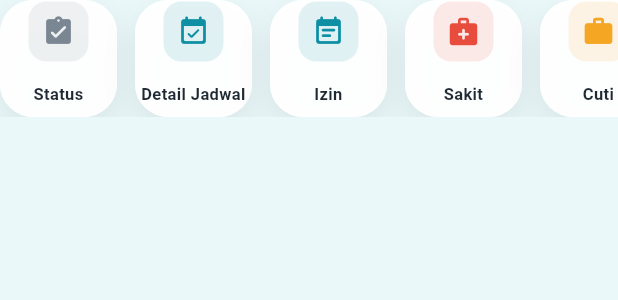
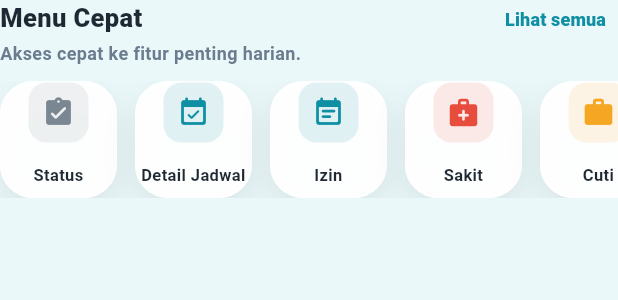
Before and after one commit to argajienbi/mypresence, a Flutter app: the HomeQuickMenuHorizontal widget shown alone on an empty page, opened directly with empty values, on a phone screen of 412 x 824 dp. Shown: the top 300 px of the screen. Run offline on Flutter 3.47's test engine with Material 3 defaults, Android fonts, the light colour scheme and no system bars; our stand-ins replace camera, cloud_firestore, firebase_auth, firebase_core, firebase_database, firebase_messaging and 8 more; missing offline and left inert: mobile_scanner; accounts and stored records are empty.

Commit message:
Add quick menu helper text and all menu sheet

```diff
--- a/lib/features/home/widgets/home_quick_menu_horizontal.dart
+++ b/lib/features/home/widgets/home_quick_menu_horizontal.dart
@@ -23,81 +23,218 @@ class HomeQuickMenuHorizontal extends StatelessWidget {
     required this.onQrTeman,
   });
 
-  @override
-  Widget build(BuildContext context) {
-    return SingleChildScrollView(
-      scrollDirection: Axis.horizontal,
-      physics: const BouncingScrollPhysics(),
-      padding: const EdgeInsets.symmetric(horizontal: 0),
-      child: Row(
-        children: [
-          _MenuItem(
+  List<_MenuAction> get _actions => [
+        _MenuAction(
           label: 'Status',
           icon: Icons.assignment_turned_in_rounded,
           color: const Color(0xFF7A8793),
           onTap: onStatus,
         ),
-          const SizedBox(width: 12),
-          _MenuItem(
+        _MenuAction(
           label: 'Detail Jadwal',
           icon: Icons.event_available_rounded,
           color: AppColors.primary,
           onTap: onSchedule,
         ),
-          const SizedBox(width: 12),
-          _MenuItem(
+        _MenuAction(
           label: 'Izin',
           icon: Icons.event_note_rounded,
           color: AppColors.primary,
           onTap: onIzin,
         ),
-          const SizedBox(width: 12),
-          _MenuItem(
+        _MenuAction(
           label: 'Sakit',
           icon: Icons.medical_services_rounded,
           color: AppColors.red,
           onTap: onSakit,
         ),
-          const SizedBox(width: 12),
-          _MenuItem(
+        _MenuAction(
           label: 'Cuti',
           icon: Icons.work_rounded,
           color: AppColors.orange,
           onTap: onCuti,
         ),
-          const SizedBox(width: 12),
-          _MenuItem(
+        _MenuAction(
           label: 'Lembur',
           icon: Icons.more_time_rounded,
           color: const Color(0xFF7C3AED),
           onTap: onLembur,
         ),
-          const SizedBox(width: 12),
-          _MenuItem(
+        _MenuAction(
           label: 'QR',
           icon: Icons.qr_code_2_rounded,
           color: AppColors.green,
           onTap: onQrTeman,
         ),
-          const SizedBox(width: 4),
+      ];
+
+  @override
+  Widget build(BuildContext context) {
+    final actions = _actions;
+
+    return Column(
+      crossAxisAlignment: CrossAxisAlignment.start,
+      children: [
+        Row(
+          crossAxisAlignment: CrossAxisAlignment.start,
+          children: [
+            const Expanded(
+              child: Column(
+                crossAxisAlignment: CrossAxisAlignment.start,
+                children: [
+                  Text(
+                    'Menu Cepat',
+                    style: TextStyle(
+                      fontSize: 17,
+                      fontWeight: FontWeight.w900,
+                      color: AppColors.text,
+                    ),
+                  ),
+                  SizedBox(height: 3),
+                  Text(
+                    'Akses cepat ke fitur penting harian.',
+                    style: TextStyle(
+                      fontSize: 12,
+                      fontWeight: FontWeight.w700,
+                      color: AppColors.muted,
+                    ),
+                  ),
                 ],
               ),
+            ),
+            TextButton(
+              onPressed: () => _showAllMenu(context, actions),
+              style: TextButton.styleFrom(
+                foregroundColor: AppColors.primary,
+                padding: const EdgeInsets.symmetric(horizontal: 8, vertical: 4),
+                minimumSize: Size.zero,
+                tapTargetSize: MaterialTapTargetSize.shrinkWrap,
+              ),
+              child: const Text(
+                'Lihat semua',
+                style: TextStyle(fontSize: 12, fontWeight: FontWeight.w900),
+              ),
+            ),
+          ],
+        ),
+        const SizedBox(height: 10),
+        SingleChildScrollView(
+          scrollDirection: Axis.horizontal,
+          physics: const BouncingScrollPhysics(),
+          child: Row(
+            children: [
+              for (int index = 0; index < actions.length; index++) ...[
+                _MenuItem(action: actions[index]),
+                SizedBox(width: index == actions.length - 1 ? 4 : 12),
+              ],
+            ],
+          ),
+        ),
+      ],
+    );
+  }
+
+  void _showAllMenu(BuildContext context, List<_MenuAction> actions) {
+    showModalBottomSheet<void>(
+      context: context,
+      backgroundColor: Colors.transparent,
+      builder: (context) {
+        return SafeArea(
+          child: Container(
+            margin: const EdgeInsets.fromLTRB(14, 0, 14, 14),
+            padding: const EdgeInsets.fromLTRB(16, 10, 16, 18),
+            decoration: BoxDecoration(
+              color: Colors.white,
+              borderRadius: BorderRadius.circular(28),
+              boxShadow: [
+                BoxShadow(
+                  color: Colors.black.withValues(alpha: .14),
+                  blurRadius: 28,
+                  offset: const Offset(0, -4),
+                ),
+              ],
+            ),
+            child: Column(
+              mainAxisSize: MainAxisSize.min,
+              crossAxisAlignment: CrossAxisAlignment.start,
+              children: [
+                Center(
+                  child: Container(
+                    width: 42,
+                    height: 4,
+                    decoration: BoxDecoration(
+                      color: AppColors.line,
+                      borderRadius: BorderRadius.circular(99),
+                    ),
+                  ),
+                ),
+                const SizedBox(height: 16),
+                const Text(
+                  'Semua Menu Cepat',
+                  style: TextStyle(
+                    color: AppColors.text,
+                    fontSize: 18,
+                    fontWeight: FontWeight.w900,
+                  ),
+                ),
+                const SizedBox(height: 4),
+                const Text(
+                  'Pilih fitur yang ingin digunakan.',
+                  style: TextStyle(
+                    color: AppColors.muted,
+                    fontSize: 12.5,
+                    fontWeight: FontWeight.w700,
+                  ),
+                ),
+                const SizedBox(height: 16),
+                GridView.builder(
+                  shrinkWrap: true,
+                  physics: const NeverScrollableScrollPhysics(),
+                  itemCount: actions.length,
+                  gridDelegate: const SliverGridDelegateWithFixedCrossAxisCount(
+                    crossAxisCount: 4,
+                    mainAxisSpacing: 12,
+                    crossAxisSpacing: 10,
+                    childAspectRatio: .82,
+                  ),
+                  itemBuilder: (context, index) {
+                    return _MenuItem(
+                      action: actions[index],
+                      onTapOverride: () {
+                        Navigator.of(context).pop();
+                        actions[index].onTap();
+                      },
+                    );
+                  },
+                ),
+              ],
+            ),
+          ),
+        );
+      },
     );
   }
 }
 
-class _MenuItem extends StatelessWidget {
+class _MenuAction {
   final String label;
   final IconData icon;
   final Color color;
   final VoidCallback onTap;
 
-  const _MenuItem({
+  const _MenuAction({
     required this.label,
     required this.icon,
     required this.color,
     required this.onTap,
   });
+}
+
+class _MenuItem extends StatelessWidget {
+  final _MenuAction action;
+  final VoidCallback? onTapOverride;
+
+  const _MenuItem({required this.action, this.onTapOverride});
 
   @override
   Widget build(BuildContext context) {
@@ -105,7 +242,7 @@ class _MenuItem extends StatelessWidget {
       padding: EdgeInsets.zero,
       child: InkWell(
         borderRadius: BorderRadius.circular(18),
-        onTap: onTap,
+        onTap: onTapOverride ?? action.onTap,
         child: SizedBox(
           width: 76,
           height: 76,
@@ -116,16 +253,16 @@ class _MenuItem extends StatelessWidget {
                 width: 40,
                 height: 40,
                 decoration: BoxDecoration(
-                  color: color.withValues(alpha: 0.12),
+                  color: action.color.withValues(alpha: 0.12),
                   borderRadius: BorderRadius.circular(12),
                 ),
-                child: Icon(icon, color: color, size: 22),
+                child: Icon(action.icon, color: action.color, size: 22),
               ),
               const SizedBox(height: 8),
               Expanded(
                 child: Center(
                   child: Text(
-                    label,
+                    action.label,
                     textAlign: TextAlign.center,
                     maxLines: 2,
                     overflow: TextOverflow.ellipsis,
```
Lines whose indentation alone changed are shown as unchanged.
